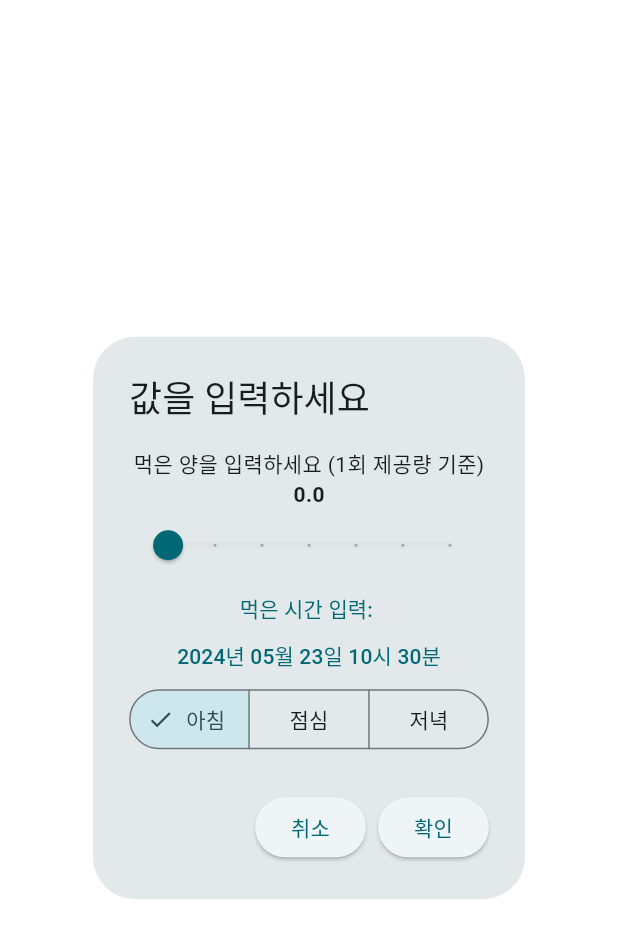
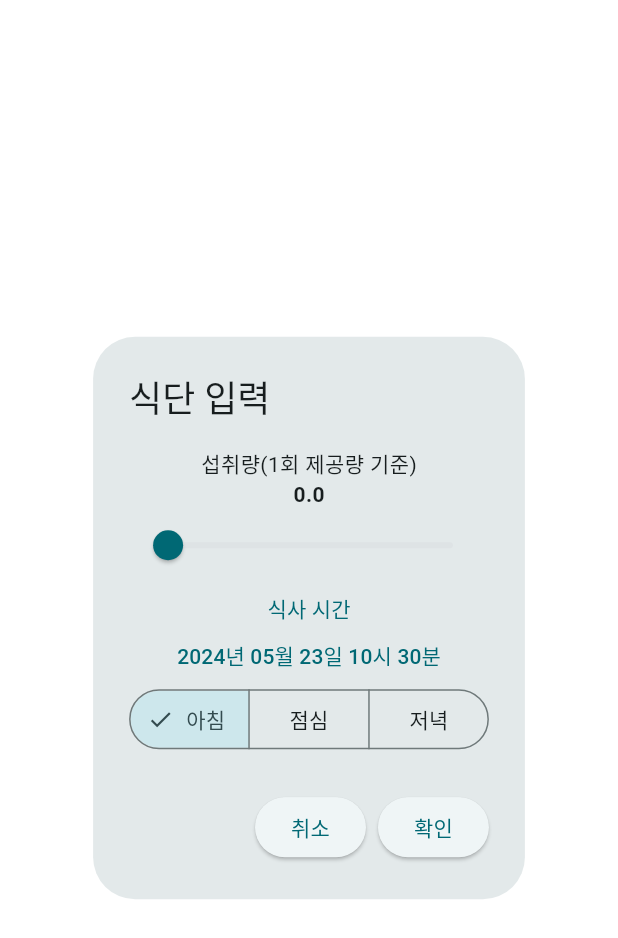
Before and after one commit to suhunPark38/bodyguard, a Flutter app: the DietInputDialogContent widget shown alone on an empty page, opened directly with empty values, on a phone screen of 412 x 824 dp. Shown: the top 938 px of the screen. Run offline on Flutter 3.47's test engine with Material 3 defaults, Android fonts, the phone set to English and light mode, and no system bars; our stand-ins replace auto_size_text, carousel_slider, cloud_firestore, drift, firebase_auth, firebase_core and 7 more; missing offline and left inert: carp_serializable, flutter_naver_map, health; accounts and stored records are empty; generated files the repository leaves out were written again; Roboto replaces fonts that are missing (Pretendard).

Commit message:
자잘 수정2

```diff
--- a/lib/screens/diet_search_page/widgets/diet_input_dialog.dart
+++ b/lib/screens/diet_search_page/widgets/diet_input_dialog.dart
@@ -32,13 +32,13 @@ class DietInputDialogContent extends StatelessWidget {
   @override
   Widget build(BuildContext context) {
     return AlertDialog(
-      title: const Text('값을 입력하세요'),
+      title: const Text('식단 입력'),
       content: SingleChildScrollView(
         child: SizedBox(
           child: Column(
             crossAxisAlignment: CrossAxisAlignment.center,
             children: <Widget>[
-              const Text("먹은 양을 입력하세요 (1회 제공량 기준)"),
+              const Text("섭취량(1회 제공량 기준)"),
               Consumer<DietDataProvider>(
                 builder: (context, provider, child) {
                   return Column(
@@ -50,8 +50,8 @@ class DietInputDialogContent extends StatelessWidget {
                       Slider(
                         value: provider.amount,
                         min: 0.0,
-                        max: 3.0,
-                        divisions: 6,
+                        max: 10.0,
+                        divisions: 100,
                         label: provider.amount.toStringAsFixed(1),
                         onChanged: (double newValue) {
                           provider.setAmount(newValue);
@@ -85,7 +85,7 @@ class DietInputDialogContent extends StatelessWidget {
                         child: Column(
                           children: <Widget>[
                             const Text(
-                              '먹은 시간 입력: ',
+                              '식사 시간',
                             ),
                             const SizedBox(
                               height: 10,
--- a/lib/screens/payment_detail_page/widgets/diet_input_dialog_from_payment.dart
+++ b/lib/screens/payment_detail_page/widgets/diet_input_dialog_from_payment.dart
@@ -135,7 +135,7 @@ class _DietInputDialogState extends State<DietInputDialogFromPayment>
               },
             ),
 
-Text('식사 시간'),
+
               TextButton(
                 onPressed: () async {
                   final selectedDate = await showDatePicker(
@@ -164,6 +164,10 @@ Text('식사 시간'),
                 },
                 child: Column(
                   children: <Widget>[
+                    const Text('식사 시간'),
+                    const SizedBox(
+                      height: 10,
+                    ),
                     Text(formatTimestamp(eatingTime)),
                   ],
                 ),
```
